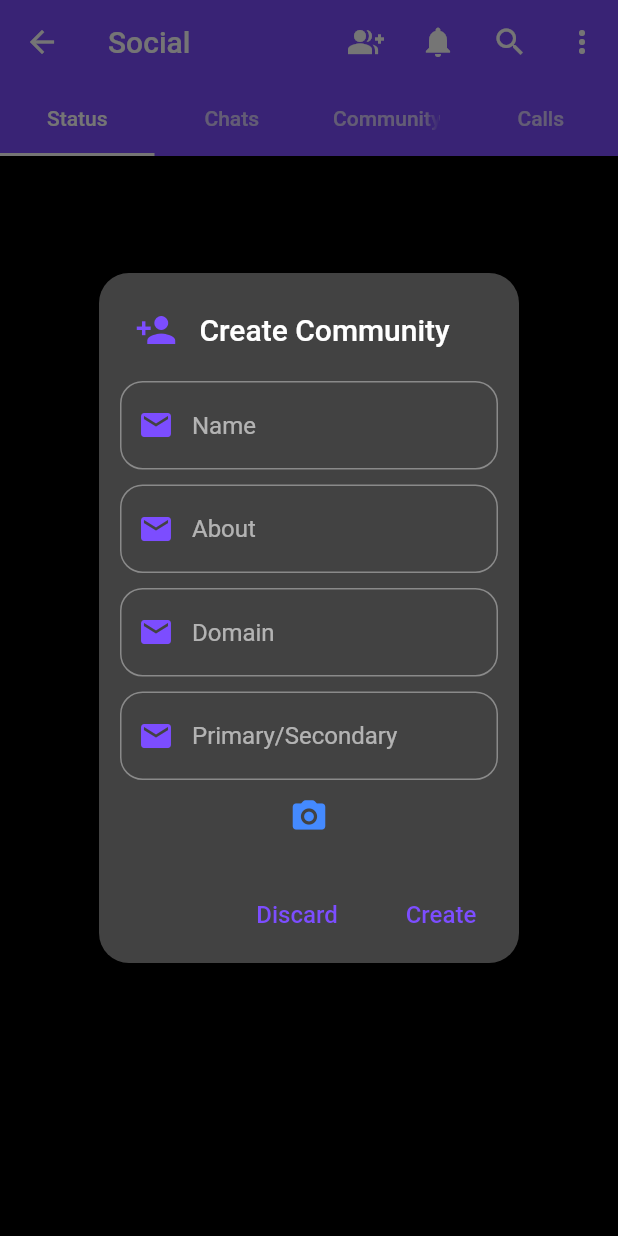
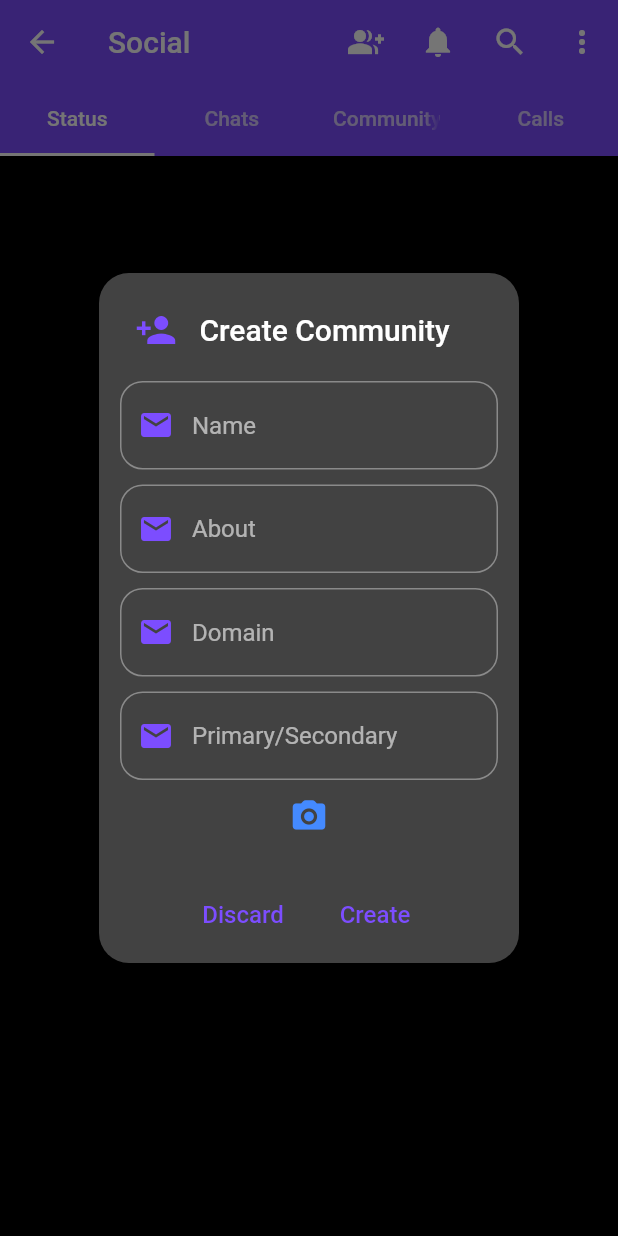
Before and after one commit to Ankitduvedi/while_2, a Flutter app: the SocialScreen screen opened directly, after a tap on the "group add" icon, on a phone screen of 412 x 824 dp. Run offline on Flutter 3.47's test engine with Material 2 defaults, Android fonts, the phone set to English and light mode, and no system bars; our stand-ins replace another_flushbar, cached_network_image, cloud_firestore, emoji_picker_flutter, firebase_auth, firebase_core and 12 more; missing offline and left inert: video_compress_plus; accounts and stored records are empty.

Commit message:
responsive

```diff
--- a/lib/resources/components/communities/add_community_widget.dart
+++ b/lib/resources/components/communities/add_community_widget.dart
@@ -22,6 +22,7 @@ class AddCommunityScreen {
       context: context,
       builder: (_) => AlertDialog(
         scrollable: true,
+        elevation: 2,
         contentPadding:
             const EdgeInsets.only(left: 14, right: 14, top: 20, bottom: 10),
 
@@ -117,6 +118,9 @@ class AddCommunityScreen {
 
         //actions
         actions: [
+          Row(
+            mainAxisAlignment: MainAxisAlignment.center,
+            children: [
               //cancel button
               MaterialButton(
                   onPressed: () {
@@ -124,14 +128,14 @@ class AddCommunityScreen {
                     Navigator.pop(context);
                   },
                   child: const Text('Discard',
-                  style:
-                      TextStyle(color: Colors.deepPurpleAccent, fontSize: 16))),
-
-          //add button
+                      style: TextStyle(
+                          color: Colors.deepPurpleAccent, fontSize: 16))),
+              //create button
               MaterialButton(
                   onPressed: () async {
                     if (type != '' && name != '') {
-                  final time = DateTime.now().millisecondsSinceEpoch.toString();
+                      final time =
+                          DateTime.now().millisecondsSinceEpoch.toString();
                       final String id = uuid.v4();
                       final CommunityUser community = CommunityUser(
                           image: '',
@@ -151,8 +155,11 @@ class AddCommunityScreen {
                   },
                   child: const Text(
                     'Create',
-                style: TextStyle(color: Colors.deepPurpleAccent, fontSize: 16),
+                    style:
+                        TextStyle(color: Colors.deepPurpleAccent, fontSize: 16),
                   ))
+            ],
+          ),
         ],
       ),
     );
```
Lines whose indentation alone changed are shown as unchanged.
